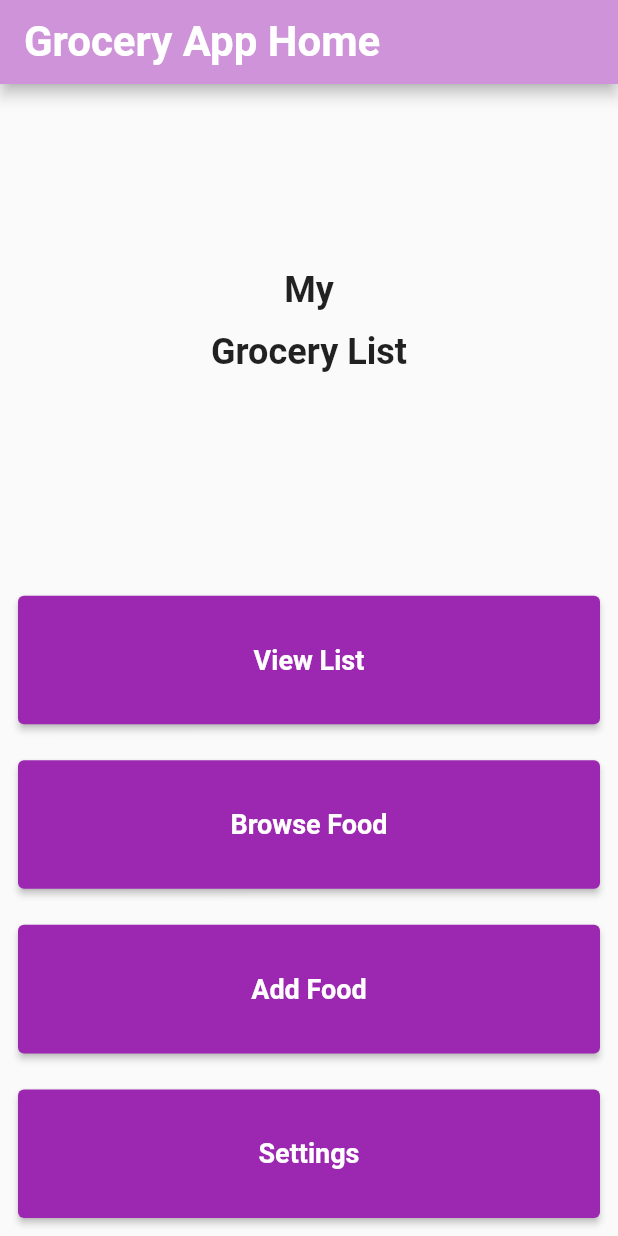
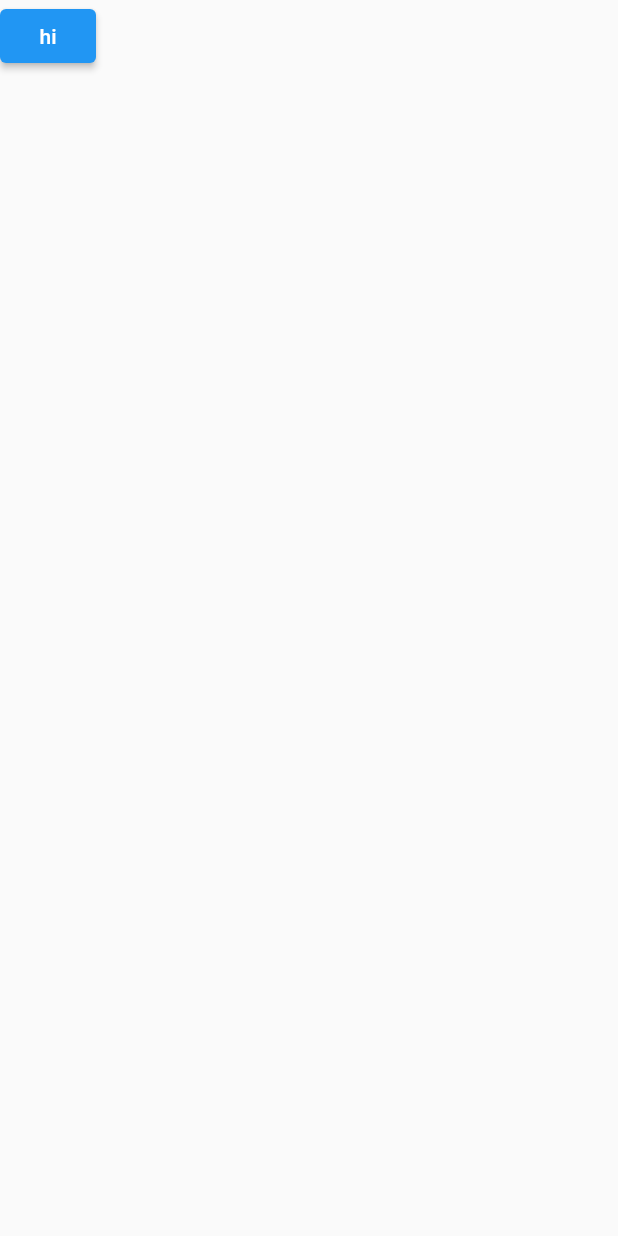
Before and after one commit to sarinali/grocery_app, a Flutter app: the screen it shows after launch, after a tap on "View List", on a phone screen of 412 x 824 dp. Run offline on Flutter 3.47's test engine with Material 2 defaults, Android fonts, the phone set to English and light mode, and no system bars.

Commit message:
added navigation

```diff
--- a/grocery_app/lib/main.dart
+++ b/grocery_app/lib/main.dart
@@ -1,5 +1,6 @@
 import 'package:flutter/cupertino.dart';
 import 'package:flutter/material.dart';
+import 'package:grocery_app/viewlist.dart';
 
 void main() {
   runApp(const MyApp());
@@ -14,6 +15,9 @@ class MyApp extends StatelessWidget {
     return MaterialApp(
       title: 'Flutter Demo',
       debugShowCheckedModeBanner: false,
+      routes: {
+        "/viewlist": (context) => ViewList(),
+      },
       theme: ThemeData(
         // This is the theme of your application.
         //
@@ -61,6 +65,31 @@ class _MyHomePageState extends State<MyHomePage> {
       // called again, and so nothing would appear to happen.
       _counter++;
     });
+  }
+
+  Route _createRoute() {
+    return PageRouteBuilder(
+      pageBuilder: (context, animation, secondaryAnimation) => const ViewList(),
+      transitionsBuilder: (context, animation, secondaryAnimation, child) {
+        // const begin = Offset(0.0, 1.0);
+        // const end = Offset.zero;
+        // final tween = Tween(begin: begin, end: end);
+        // final offsetAnimation = animation.drive(tween);
+        const begin = Offset(1.0, 0.0);
+        const end = Offset.zero;
+        const curve = Curves.easeOut;
+
+        var tween =
+            Tween(begin: begin, end: end).chain(CurveTween(curve: curve));
+
+        // var curve = Curves.ease;
+        // var curveTween = CurveTween(curve: curve);
+        return SlideTransition(
+          position: animation.drive(tween),
+          child: child,
+        );
+      },
+    );
   }
 
   @override
@@ -126,7 +155,10 @@ class _MyHomePageState extends State<MyHomePage> {
                     backgroundColor:
                         MaterialStateProperty.all<Color>(Colors.purple),
                   ),
-                  onPressed: () {},
+                  onPressed: () {
+                    Navigator.of(context).push(_createRoute());
+                    // Navigator.pushNamed(context, "/viewlist");
+                  },
                   child: Text(
                     "View List",
                     style: TextStyle(fontSize: 18, fontWeight: FontWeight.bold),
--- /dev/null
+++ b/grocery_app/lib/viewlist.dart
@@ -0,0 +1,20 @@
+import 'package:flutter/material.dart';
+
+class ViewList extends StatelessWidget {
+  const ViewList({Key? key}) : super(key: key);
+
+  @override
+  Widget build(BuildContext context) {
+    return Scaffold(
+      body: Column(
+        children: [
+          ElevatedButton(
+              onPressed: () {
+                Navigator.pop(context);
+              },
+              child: Text("hi"))
+        ],
+      ),
+    );
+  }
+}
```
